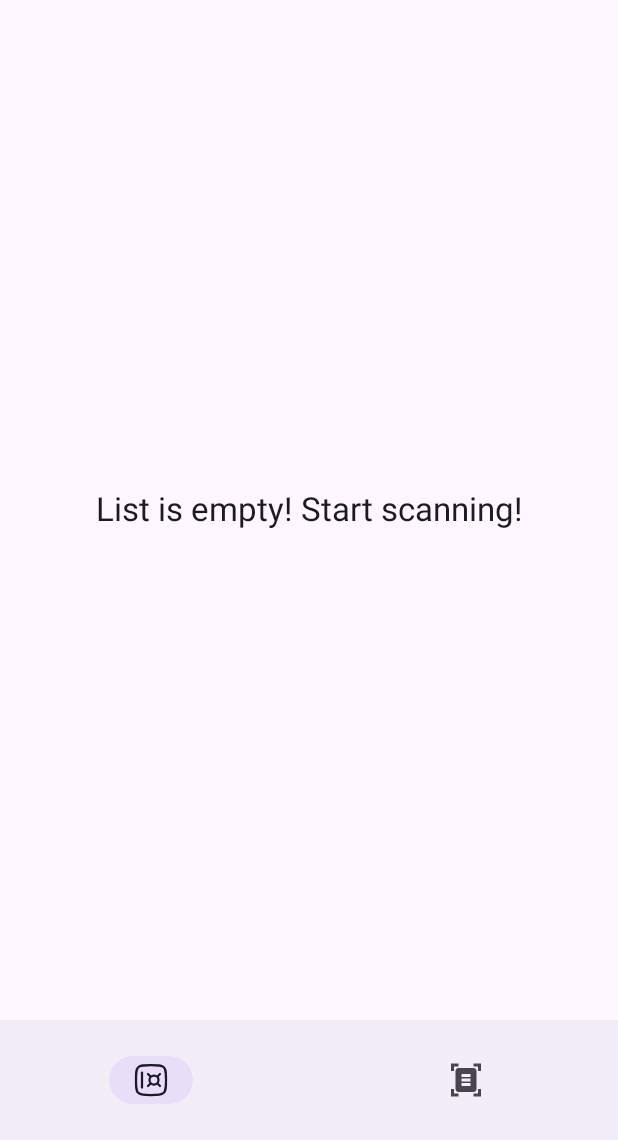
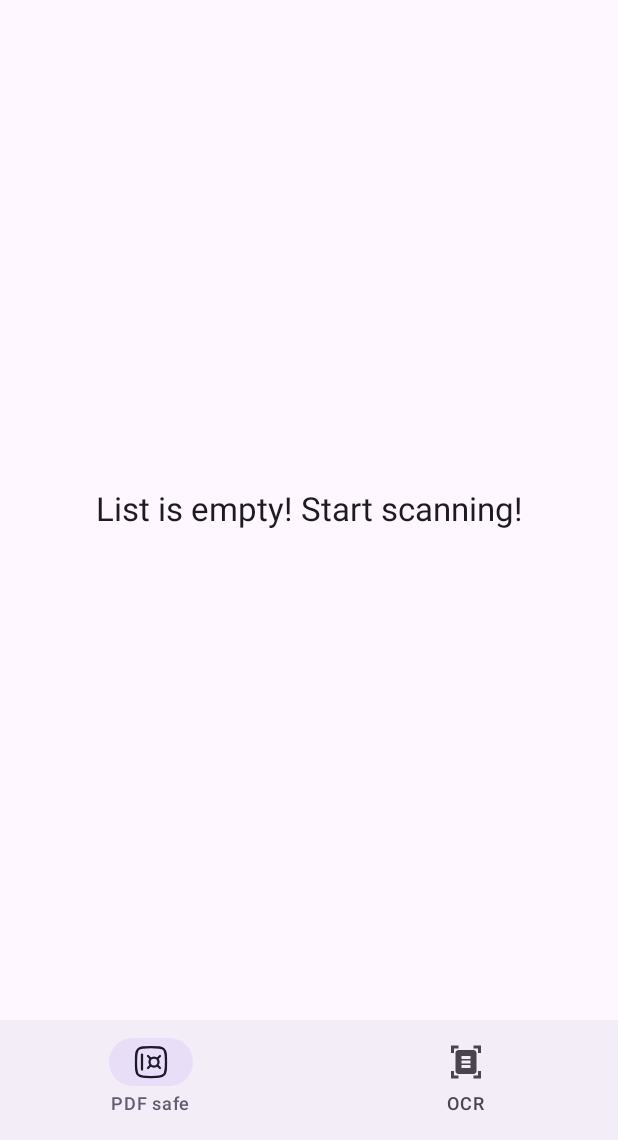
Before and after one commit to AlphaOmarDiallo/HandyDocs, an Android app built with Jetpack Compose: the screen it shows after launch (MainActivity), on a phone screen of 412 x 824 dp, the part 96-1236 px from its top. Run offline under Robolectric (Android 15) with nearby library versions, the light colour scheme and no system bars; our stand-ins replace AdMob, Room's generated code, Timber; libraries missing offline, so code that uses them is left out: com.google.mlkit.vision; 3 statements that could not run were skipped.

Commit message:
Re-organized app packages

```diff
--- a/app/src/main/java/com/alphaomardiallo/handydocs/common/presentation/ad/AdmobGenericBanner.kt
+++ b/app/src/main/java/com/alphaomardiallo/handydocs/common/presentation/composable/AdmobGenericBanner.kt
@@ -1,4 +1,4 @@
-package com.alphaomardiallo.handydocs.common.presentation.ad
+package com.alphaomardiallo.handydocs.common.presentation.composable
 
 import androidx.compose.foundation.layout.fillMaxWidth
 import androidx.compose.runtime.Composable
--- a/app/src/main/java/com/alphaomardiallo/handydocs/common/presentation/main/MainActivity.kt
+++ b/app/src/main/java/com/alphaomardiallo/handydocs/common/presentation/main/MainActivity.kt
@@ -40,6 +40,7 @@ import androidx.compose.material3.TopAppBar
 import androidx.compose.material3.TopAppBarDefaults
 import androidx.compose.runtime.Composable
 import androidx.compose.runtime.LaunchedEffect
+import androidx.compose.runtime.MutableState
 import androidx.compose.runtime.getValue
 import androidx.compose.runtime.mutableStateOf
 import androidx.compose.runtime.remember
@@ -59,11 +60,11 @@ import androidx.navigation.compose.rememberNavController
 import com.alphaomardiallo.handydocs.R
 import com.alphaomardiallo.handydocs.common.domain.destination.AppDestination
 import com.alphaomardiallo.handydocs.common.domain.model.ImageDoc
+import com.alphaomardiallo.handydocs.common.presentation.navigation.NavigationEffects
+import com.alphaomardiallo.handydocs.common.presentation.theme.HandyDocsTheme
 import com.alphaomardiallo.handydocs.feature.docviewer.DocViewerScreen
+import com.alphaomardiallo.handydocs.feature.ocr.OcrScreen
 import com.alphaomardiallo.handydocs.feature.pdfsafe.HomeScreen
-import com.alphaomardiallo.handydocs.common.presentation.navigation.NavigationEffects
-import com.alphaomardiallo.handydocs.feature.ocr.OcrScreen
-import com.alphaomardiallo.handydocs.common.presentation.theme.HandyDocsTheme
 import com.google.mlkit.vision.documentscanner.GmsDocumentScannerOptions
 import com.google.mlkit.vision.documentscanner.GmsDocumentScannerOptions.RESULT_FORMAT_JPEG
 import com.google.mlkit.vision.documentscanner.GmsDocumentScannerOptions.RESULT_FORMAT_PDF
@@ -83,7 +84,8 @@ class MainActivity : ComponentActivity() {
         installSplashScreen()
         setContent {
             val navController = rememberNavController()
-            val currentRoute = remember { mutableStateOf(AppDestination.PDFSAFE) }
+            val currentRoute: MutableState<AppDestination> =
+                remember { mutableStateOf(AppDestination.PDFSAFE) }
             val state = viewModel.state
 
             NavigationEffects(
@@ -107,18 +109,19 @@ class MainActivity : ComponentActivity() {
                                 BottomNav(
                                     route = AppDestination.PDFSAFE.route,
                                     cd = R.string.pdf_safe_destination,
-                                    label = R.string.pdf_safe_destination,
+                                    label = R.string.pdf_safe_label,
                                     icon = R.drawable.ic_safe
                                 ),
                                 BottomNav(
                                     route = AppDestination.OCR.route,
-                                    cd = R.string.pdf_safe_destination,
-                                    label = R.string.pdf_safe_destination,
+                                    cd = R.string.ocr_destination,
+                                    label = R.string.ocr_label,
                                     icon = R.drawable.baseline_document_scanner_24
                                 )
                             ).forEach { navItem ->
                                 NavigationBarItem(
                                     selected = currentRoute.value.route == navItem.route,
+                                    label = { Text(stringResource(id = navItem.label)) },
                                     alwaysShowLabel = true,
                                     icon = {
                                         Icon(
@@ -127,7 +130,12 @@ class MainActivity : ComponentActivity() {
                                         )
                                     },
                                     onClick = {
-                                        if (currentRoute.value.route != navItem.route){
+                                        if (currentRoute.value.route != navItem.route) {
+                                            currentRoute.value = when (navItem.route) {
+                                                AppDestination.PDFSAFE.route -> AppDestination.PDFSAFE
+                                                AppDestination.OCR.route -> AppDestination.OCR
+                                                else -> AppDestination.PDFSAFE
+                                            }
                                             navController.navigate(navItem.route)
                                         }
                                     },
--- a/app/src/main/java/com/alphaomardiallo/handydocs/feature/docviewer/DocViewer.kt
+++ b/app/src/main/java/com/alphaomardiallo/handydocs/feature/docviewer/DocViewer.kt
@@ -61,7 +61,7 @@ import androidx.compose.ui.unit.dp
 import androidx.core.content.FileProvider
 import com.alphaomardiallo.handydocs.R
 import com.alphaomardiallo.handydocs.common.domain.model.ImageDoc
-import com.alphaomardiallo.handydocs.common.presentation.ad.AdmobGenericBanner
+import com.alphaomardiallo.handydocs.common.presentation.composable.AdmobGenericBanner
 import com.github.panpf.zoomimage.CoilZoomAsyncImage
 import kotlinx.coroutines.launch
 import org.koin.androidx.compose.koinViewModel
--- a/app/src/main/java/com/alphaomardiallo/handydocs/feature/pdfsafe/Home.kt
+++ b/app/src/main/java/com/alphaomardiallo/handydocs/feature/pdfsafe/Home.kt
@@ -60,7 +60,7 @@ import androidx.core.content.FileProvider
 import coil.compose.AsyncImage
 import com.alphaomardiallo.handydocs.R
 import com.alphaomardiallo.handydocs.common.domain.model.ImageDoc
-import com.alphaomardiallo.handydocs.common.presentation.ad.AdmobGenericBanner
+import com.alphaomardiallo.handydocs.common.presentation.composable.AdmobGenericBanner
 import com.alphaomardiallo.handydocs.feature.docviewer.DocViewerScreen
 import org.koin.androidx.compose.koinViewModel
 import java.io.File
--- a/app/src/main/res/values/strings.xml
+++ b/app/src/main/res/values/strings.xml
@@ -2,7 +2,11 @@
     <string name="app_name" translatable="false">HandyDocs</string>
 
     <string name="pdf_safe_destination" translatable="false">pdf_safe_destination</string>
+    <string name="pdf_safe_label">PDF safe</string>
+    <string name="pdf_safe_cd">Icon representing a safe</string>
     <string name="ocr_destination" translatable="false">ocr_destination</string>
+    <string name="ocr_label">OCR</string>
+    <string name="ocr_cd">Icon representing a scanner</string>
 
     <string name="ad_banner_debug" translatable="false">ca-app-pub-3940256099942544/9214589741</string>
     <string name="ad_banner_release" translatable="false">ca-app-pub-9309432628304004/2451563318</string>
@@ -40,4 +44,5 @@
     <string name="doc_viewer_no_name">No name yet</string>
     <string name="doc_viewer_keep">Keep doc</string>
     <string name="doc_viewer_delete">Delete doc</string>
+
 </resources>
```
